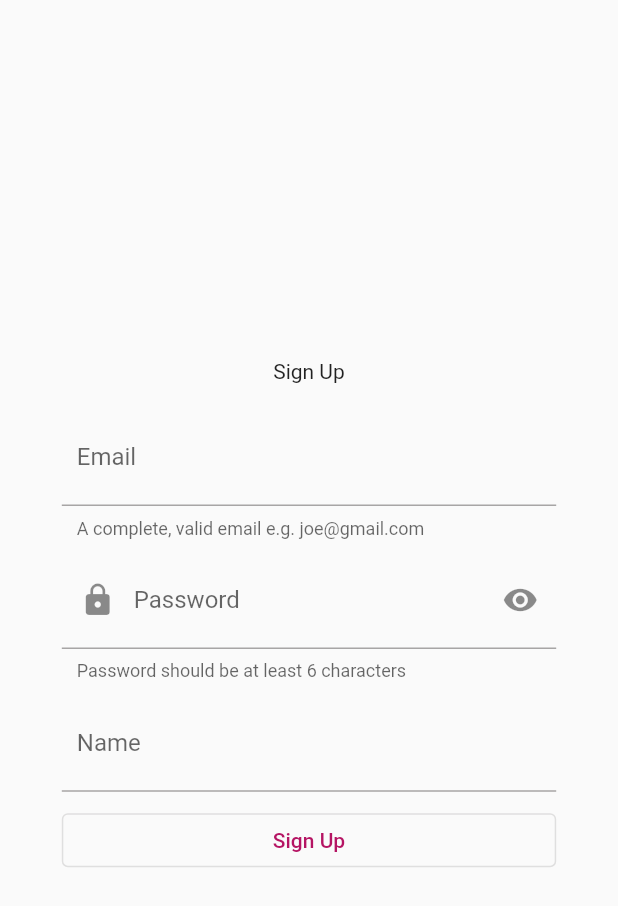
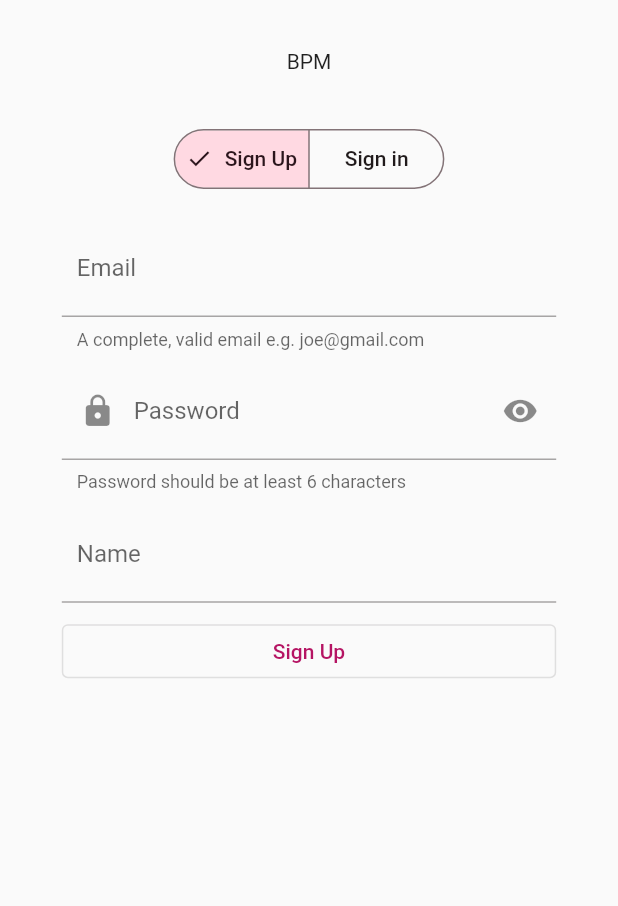
Before and after one commit to MartinJUHEL/bpm, a Flutter app: the screen it shows after launch, on a phone screen of 412 x 824 dp. Shown: the top 906 px of the screen. Run offline on Flutter 3.47's test engine with Material 2 defaults, Android fonts, the phone set to English and light mode, and no system bars; our stand-ins replace bloc, cloud_firestore, connectivity_plus, copy_with_extension, easy_localization, equatable and 8 more; missing offline and left inert: dart:ffi; accounts and stored records are empty.

Commit message:
add signin

```diff
--- a/assets/translations/en.json
+++ b/assets/translations/en.json
@@ -3,12 +3,17 @@
   "@appTitle": {
     "description": "App title"
   },
+  "refresh": "Refresh",
 
   "@_WELCOME_PAGE": {},
   "welcomeText" : "Welcome to BPM",
 
+  "@_EMAIL_NOT_VERIFIED_PAGE": {},
+  "verifyEmail" : "Please verify your email with the link we sent on your email",
+
   "@_SIGNUP_PAGE": {},
   "signup": "Sign Up",
+  "signin": "Sign in",
   "checkEmailMessage" : "Please Verify your email, by clicking the link sent to you by mail.",
   "emailLabel" : "Email",
   "emailHelperText" : "A complete, valid email e.g. joe@gmail.com",
--- a/assets/translations/fr.json
+++ b/assets/translations/fr.json
@@ -3,12 +3,17 @@
   "@appTitle": {
     "description": "App title"
   },
+  "refresh": "Refresh",
 
   "@_WELCOME_PAGE": {},
   "welcomeText" : "Welcome to BPM",
 
+  "@_EMAIL_NOT_VERIFIED_PAGE": {},
+  "verifyEmail" : "Please verify your email with the link we sent on your email",
+
   "@_SIGNUP_PAGE": {},
   "signup": "Sign Up",
+  "signin": "Sign in",
   "checkEmailMessage" : "Please Verify your email, by clicking the link sent to you by mail.",
   "emailLabel" : "Email",
   "emailHelperText" : "A complete, valid email e.g. joe@gmail.com",
--- a/lib/Authentication/domain/usecases/authentication_started_usecase.dart
+++ b/lib/Authentication/domain/usecases/authentication_started_usecase.dart
@@ -13,6 +13,9 @@ class AuthenticationStartedUseCase {
   Future<AuthenticationState> execute() async {
     User? user = await authenticationRepository.getCurrentUser().first;
     if (user != null) {
+      if(!user.emailVerified){
+        return const AuthenticationState.emailNotVerified();
+      }
       //todo retrieve userModel on firestore
       return AuthenticationState.success(user.displayName);
     } else {
--- a/lib/Authentication/presentation/bloc/authentication_state.dart
+++ b/lib/Authentication/presentation/bloc/authentication_state.dart
@@ -2,8 +2,9 @@ part of 'authentication_bloc.dart';
 
 @freezed
 sealed class AuthenticationState with _$AuthenticationState{
-  const factory AuthenticationState.initial()= Initial;
-  const factory AuthenticationState.loading()= Loading;
-  factory AuthenticationState.success(String? displayName)=Success;
-  const factory AuthenticationState.failure()= Failure;
+  const factory AuthenticationState.initial()= _Initial;
+  const factory AuthenticationState.loading()= _Loading;
+  const factory AuthenticationState.emailNotVerified()= _EmailNotVerified;
+  factory AuthenticationState.success(String? displayName)=_Success;
+  const factory AuthenticationState.failure()= _Failure;
 }
--- a/lib/core/presentation/widgets/submit_button.dart
+++ b/lib/core/presentation/widgets/submit_button.dart
@@ -6,7 +6,10 @@ class SubmitButton extends StatelessWidget {
       {super.key,
       this.isEnabled = true,
       this.isLoading = false,
+      this.title = "",
       required this.onPressed});
+
+  final String title;
   final bool isLoading;
   final bool isEnabled;
   final VoidCallback onPressed;
@@ -19,8 +22,8 @@ class SubmitButton extends StatelessWidget {
         : SizedBox(
             width: size.width * 0.8,
             child: OutlinedButton(
-              onPressed: () => onPressed(),
-              child: const Text('signup').tr(),
+              onPressed: isEnabled ? () => onPressed() : null,
+              child: Text(title),
             ),
           );
   }
--- a/lib/main_navigation/presentation/widgets/bloc_main_navigation.dart
+++ b/lib/main_navigation/presentation/widgets/bloc_main_navigation.dart
@@ -1,5 +1,5 @@
 import 'package:bpm/Authentication/presentation/bloc/authentication_bloc.dart';
-import 'package:bpm/core/utils/logger/logger.dart';
+import 'package:bpm/Authentication/presentation/screens/email_not_verified_screen.dart';
 import 'package:bpm/home/presentation/screen/home_screen.dart';
 import 'package:bpm/signup/presentation/screens/signup_screen.dart';
 import 'package:bpm/welcome/presentation/screen/welcome_screen.dart';
@@ -13,10 +13,10 @@ class BlocMainNavigation extends StatelessWidget {
   Widget build(BuildContext context) {
     return BlocBuilder<AuthenticationBloc, AuthenticationState>(
       builder: (context, state) {
-        logger.d("STATE : ${state.toString()}");
         return state.maybeMap(
             success: (s) => const HomeScreen(),
-            failure: (f) => const SignupScreen(),
+            failure: (_) => const SignupScreen(),
+            emailNotVerified: (_)=> const EmailNotVerifiedScreen(),
             orElse: () => const WelcomeScreen());
       },
     );
--- a/lib/signup/domain/usecases/submit_signin_usecase.dart
+++ b/lib/signup/domain/usecases/submit_signin_usecase.dart
@@ -50,7 +50,10 @@ class SubmitSigninUseCase {
       }
     } else {
       return state.copyWith(
-          isLoading: false, isFormValid: false, isFormValidateFailed: true);
+          isLoading: false,
+          isFormValid: false,
+          isFormValidateFailed: true,
+          showError: true);
     }
   }
 }
--- a/lib/signup/presentation/bloc/signup_event.dart
+++ b/lib/signup/presentation/bloc/signup_event.dart
@@ -12,5 +12,7 @@ class SignupEvent with _$SignupEvent {
 
   const factory SignupEvent.obscurePasswordToggled() =_ObscurePasswordToggled;
 
+  const factory SignupEvent.formTypeToggled(FormType form) = _FormTypeToggled;
+
   const factory SignupEvent.succeeded() = _Succeeded;
 }
--- a/lib/signup/presentation/bloc/signup_state.dart
+++ b/lib/signup/presentation/bloc/signup_state.dart
@@ -11,6 +11,7 @@ sealed class SignupState with _$SignupState {
     required final String password,
     @Default('') final String? errorMessage,
     @Default(FormType.signUp) final FormType? formType,
+    @Default(false) final bool showError,
     @Default(false) final bool isFormSuccessful,
     @Default(true) final bool obscurePassword,
     @Default(true) final bool isEmailValid,
--- a/lib/signup/presentation/screens/signup_screen.dart
+++ b/lib/signup/presentation/screens/signup_screen.dart
@@ -12,6 +12,15 @@ import 'package:flutter_bloc/flutter_bloc.dart';
 class SignupScreen extends StatelessWidget {
   const SignupScreen({super.key});
 
+  String _getSubmitButtonTitle(FormType formType) {
+    switch (formType) {
+      case FormType.signUp:
+        return tr('signup');
+      case FormType.signIn:
+        return tr('signin');
+    }
+  }
+
   @override
   Widget build(BuildContext context) {
     Size size = MediaQuery.of(context).size;
@@ -25,41 +34,47 @@ class SignupScreen extends StatelessWidget {
                     onPressed: () => Navigator.of(context).pop(),
                   ));
         } else if (state.isFormValid && !state.isLoading) {
+          context.read<SignupBloc>().add(const SignupEvent.succeeded());
           context
               .read<AuthenticationBloc>()
               .add(const AuthenticationEvent.started());
-          context.read<SignupBloc>().add(const SignupEvent.succeeded());
         } else if (state.isFormValidateFailed) {
           ScaffoldMessenger.of(context).showSnackBar(
               SnackBar(content: const Text('textFillIssue').tr()));
         }
       },
-      child: Scaffold(
-        body: Center(
-          child: SingleChildScrollView(
+      child: SafeArea(
+        child: Scaffold(
+          body: Center(
             child: BlocBuilder<SignupBloc, SignupState>(
               builder: (context, state) {
                 return Column(
-                  mainAxisAlignment: MainAxisAlignment.center,
+                  mainAxisSize: MainAxisSize.max,
                   children: [
-                    const Text('signup').tr(),
+                    Padding(
+                        padding: EdgeInsets.only(bottom: size.height * 0.04)),
+                    const Text('appTitle').tr(),
+                    Padding(
+                        padding: EdgeInsets.only(bottom: size.height * 0.04)),
+                    SegmentedButton<FormType>(
+                      onSelectionChanged: (Set<FormType> newSelection) =>
+                          context.read<SignupBloc>().add(
+                              SignupEvent.formTypeToggled(newSelection.first)),
+                      segments: <ButtonSegment<FormType>>[
+                        ButtonSegment<FormType>(
+                          value: FormType.signUp,
+                          label: const Text('signup').tr(),
+                        ),
+                        ButtonSegment<FormType>(
+                          value: FormType.signIn,
+                          label: const Text('signin').tr(),
+                        ),
+                      ],
+                      selected: <FormType>{state.formType ?? FormType.signUp},
+                    ),
                     Padding(
                         padding: EdgeInsets.only(bottom: size.height * 0.02)),
-                    const EmailField(),
-                    SizedBox(height: size.height * 0.01),
-                    const PasswordField(),
-                    SizedBox(height: size.height * 0.01),
-                    const NameField(),
-                    SizedBox(height: size.height * 0.01),
-                    SubmitButton(
-                      isEnabled: true,
-                      isLoading: state.isLoading,
-                      onPressed: !state.isFormValid
-                          ? () => context
-                              .read<SignupBloc>()
-                              .add(const SignupEvent.submitted())
-                          : () => {},
-                    )
+                    _buildFormBody(size, state, context),
                   ],
                 );
               },
@@ -69,4 +84,35 @@ class SignupScreen extends StatelessWidget {
       ),
     );
   }
+
+  SingleChildScrollView _buildFormBody(
+      Size size, SignupState state, BuildContext context) {
+    return SingleChildScrollView(
+      child: Column(
+        children: [
+          const EmailField(),
+          SizedBox(height: size.height * 0.01),
+          const PasswordField(),
+          SizedBox(height: size.height * 0.01),
+          state.formType == FormType.signUp
+              ? Column(
+                  children: [
+                    const NameField(),
+                    SizedBox(height: size.height * 0.01),
+                  ],
+                )
+              : const SizedBox(),
+          SubmitButton(
+            title: _getSubmitButtonTitle(state.formType ?? FormType.signUp),
+            isLoading: state.isLoading,
+            onPressed: !state.isFormValid
+                ? () => context
+                    .read<SignupBloc>()
+                    .add(const SignupEvent.submitted())
+                : () => {},
+          )
+        ],
+      ),
+    );
+  }
 }
--- a/lib/signup/presentation/widgets/email_field.dart
+++ b/lib/signup/presentation/widgets/email_field.dart
@@ -21,7 +21,7 @@ class EmailField extends StatelessWidget {
               decoration: InputDecoration(
                 labelText: tr('emailLabel'),
                 helperText: tr('emailHelperText'),
-                errorText: !state.isEmailValid ? tr('emailNotValid') : null,
+                errorText: !state.isEmailValid && state.showError ? tr('emailNotValid') : null,
                 hintText: tr('emailLabel'),
                 contentPadding: const EdgeInsets.symmetric(
                     vertical: 15.0, horizontal: 10.0),
--- a/lib/signup/presentation/widgets/name_field.dart
+++ b/lib/signup/presentation/widgets/name_field.dart
@@ -19,7 +19,9 @@ class NameField extends StatelessWidget {
               },
               decoration: InputDecoration(
                 labelText: tr('nameLabel'),
-                errorText: !state.isEmailValid ? tr('nameNotValid') : null,
+                errorText: !state.isNameValid && state.showError
+                    ? tr('nameNotValid')
+                    : null,
                 hintText: tr('nameLabel'),
                 contentPadding: const EdgeInsets.symmetric(
                     vertical: 15.0, horizontal: 10.0),
--- a/lib/signup/presentation/widgets/password_field.dart
+++ b/lib/signup/presentation/widgets/password_field.dart
@@ -12,12 +12,13 @@ class PasswordField extends StatelessWidget {
     Size size = MediaQuery.of(context).size;
     return BlocBuilder<SignupBloc, SignupState>(
       builder: (context, state) {
-        logger.d('State ${state.obscurePassword}');
         return SizedBox(
           width: size.width * 0.8,
           child: TextFormField(
               onChanged: (value) {
-                context.read<SignupBloc>().add(SignupEvent.passwordChanged(value));
+                context
+                    .read<SignupBloc>()
+                    .add(SignupEvent.passwordChanged(value));
               },
               obscureText: state.obscurePassword,
               decoration: InputDecoration(
@@ -32,7 +33,9 @@ class PasswordField extends StatelessWidget {
                 ),
                 labelText: tr('passwordLabel'),
                 helperText: tr('passwordHelperText'),
-                errorText: !state.isEmailValid ? tr('passwordNotValid') : null,
+                errorText: !state.isPasswordValid && state.showError
+                    ? tr('passwordNotValid')
+                    : null,
                 hintText: tr('passwordLabel'),
                 contentPadding: const EdgeInsets.symmetric(
                     vertical: 15.0, horizontal: 10.0),
```
Also changed, not shown: lib/Authentication/presentation/screens/email_not_verified_screen.dart (added, +31 -0 lines), lib/home/presentation/screen/home_screen.dart (+18 -1 lines), lib/signup/domain/usecases/submit_signup_usecase.dart (+7 -4 lines), lib/signup/presentation/bloc/signup_bloc.dart (+13 -6 lines), lib/Authentication/presentation/bloc/authentication_bloc.freezed.dart, lib/signup/presentation/bloc/signup_bloc.freezed.dart.
